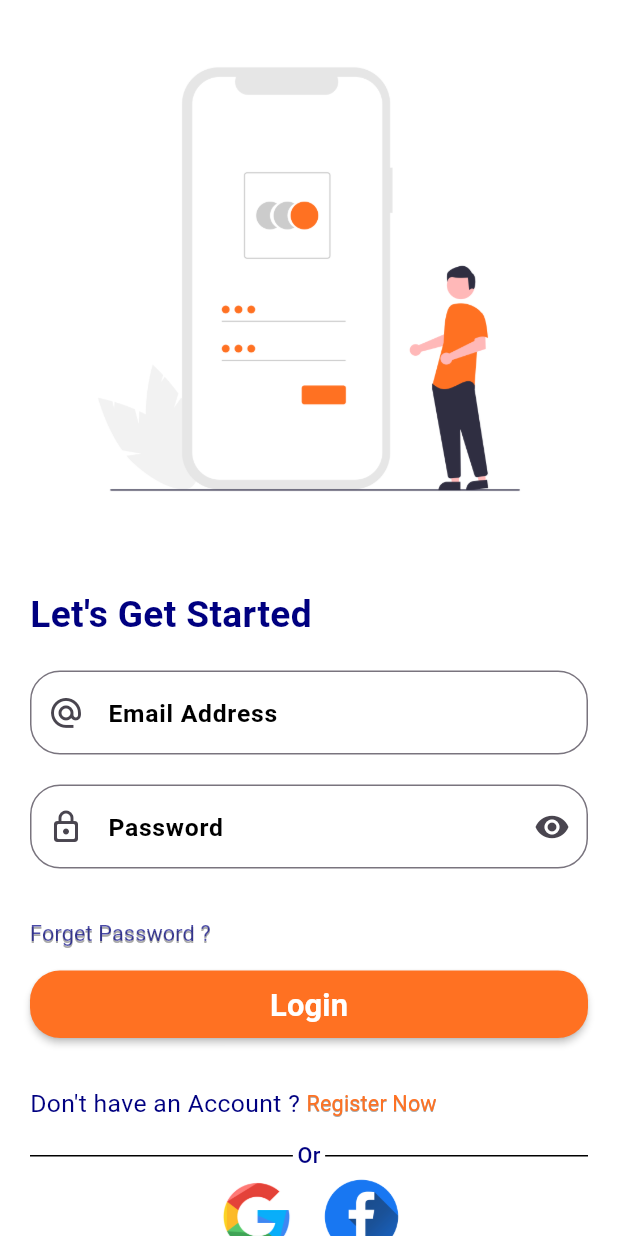
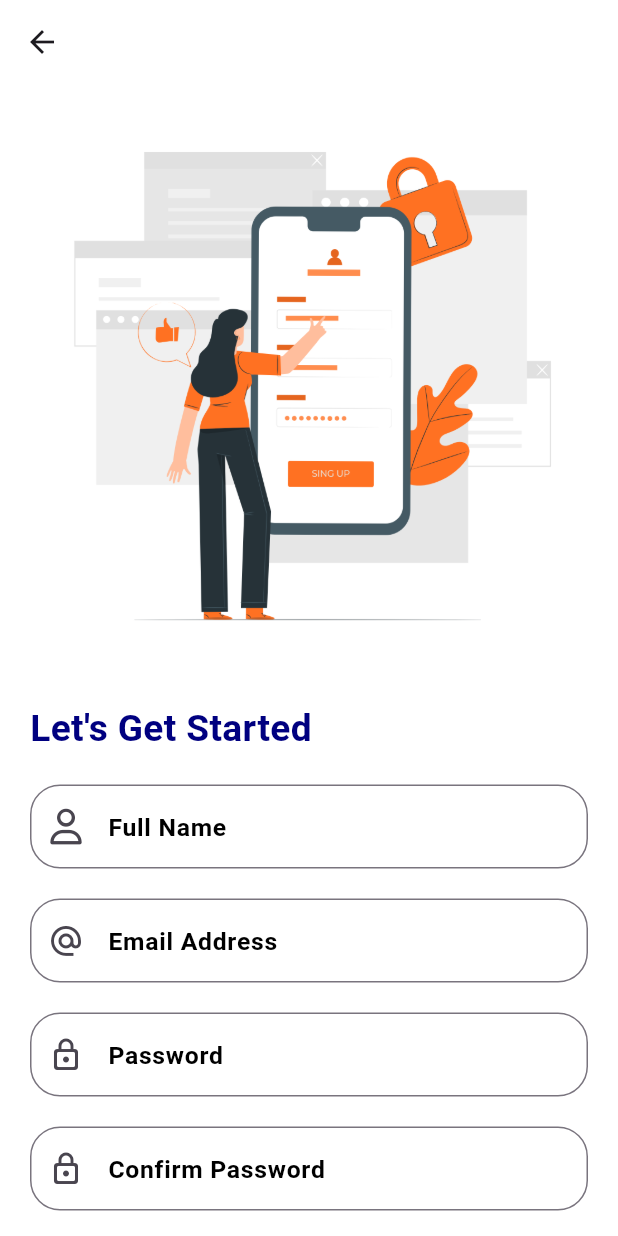
Before and after one commit to NawwarAlbadawi/Travanix-mobileApp, a Flutter app: the LoginScreenView screen opened by its route, after a tap on "Register Now", on a phone screen of 412 x 824 dp. Run offline on Flutter 3.47's test engine with Material 3 defaults, Android fonts, the light colour scheme and no system bars; our stand-ins replace flutter_bloc, font_awesome_flutter, go_router, shared_preferences, step_progress_indicator; accounts and stored records are empty; Roboto replaces fonts that are missing (Montserrat).

Commit message:
add sharedPreferences and creat RegisterScreen

```diff
--- /dev/null
+++ b/lib/Features/authentication/views/register.dart
@@ -0,0 +1,13 @@
+import 'package:flutter/material.dart';
+import 'package:travanix/Features/authentication/widgets/register_view_body.dart';
+class RegisterView extends StatelessWidget {
+  const RegisterView({super.key});
+
+  @override
+  Widget build(BuildContext context) {
+    return  Scaffold(
+      appBar: AppBar(),
+      body: RegisterViewBody(),
+    );
+  }
+}
--- a/lib/Features/authentication/widgets/login_screen_body.dart
+++ b/lib/Features/authentication/widgets/login_screen_body.dart
@@ -1,9 +1,11 @@
 import 'package:flutter/material.dart';
+import 'package:go_router/go_router.dart';
 
 import 'package:travanix/Features/authentication/widgets/password_form_field.dart';
 import 'package:travanix/Features/authentication/widgets/second_way_of_login.dart';
 import 'package:travanix/core/styles/app_colors.dart';
 import 'package:travanix/core/styles/app_text_styles.dart';
+import 'package:travanix/core/utils/routers.dart';
 import 'package:travanix/core/widgets/custom_material_button.dart';
 import 'package:travanix/core/widgets/custom_text_button.dart';
 import 'package:travanix/core/widgets/custom_text_form_field.dart';
@@ -59,8 +61,9 @@ class LoginScreenBody extends StatelessWidget {
                 const  SizedBox(height: 20,),
                 PasswordFormField(),
                 const   SizedBox(height: 20,),
-                const  CustomTextButton(
+                  CustomTextButton(
                   text: 'Forget Password ?',
+                  onPressed: (){},
 
                 ),
                 SizedBox(
@@ -78,7 +81,11 @@ class LoginScreenBody extends StatelessWidget {
                   children: [
                     Text('Don''\'t have an Account ? ',
                       style: AppTextStyles.styleRegular16(context),),
-                    const CustomTextButton(text: 'Register Now',
+                     CustomTextButton(
+                      onPressed: (){
+                        GoRouter.of(context).push(AppRouter.registerScreen);
+                      },
+                      text: 'Register Now',
                       textColor: basicColor,)
                   ],
                 ),
--- /dev/null
+++ b/lib/Features/authentication/widgets/register_view_body.dart
@@ -0,0 +1,153 @@
+import 'package:flutter/material.dart';
+import 'package:font_awesome_flutter/font_awesome_flutter.dart';
+import 'package:travanix/core/styles/app_text_styles.dart';
+import 'package:travanix/core/widgets/custom_material_button.dart';
+import 'package:travanix/core/widgets/custom_text_button.dart';
+import 'package:travanix/core/widgets/custom_text_form_field.dart';
+import 'package:travanix/generated/assets.dart';
+class RegisterViewBody extends StatefulWidget {
+   RegisterViewBody({super.key});
+
+  @override
+  State<RegisterViewBody> createState() => _RegisterViewBodyState();
+}
+
+class _RegisterViewBodyState extends State<RegisterViewBody> {
+  var  passwordController=TextEditingController();
+  var  emailController=TextEditingController();
+   var  confirmPasswordController=TextEditingController();
+  var  nameController=TextEditingController();
+   Icon ? suffixIcon;
+
+  @override
+  Widget build(BuildContext context) {
+    return  SingleChildScrollView(
+      child: Padding(
+        padding: const EdgeInsets.all(20.0),
+        child: Column(
+          crossAxisAlignment: CrossAxisAlignment.start,
+          children: [
+
+            AspectRatio(
+              aspectRatio: 1,
+              child: Container(
+                width: double.infinity,
+                decoration: const BoxDecoration(
+                    image:DecorationImage(
+                        image:AssetImage(
+                            Assets.imagesSignUp
+                        )
+                    )
+                ),
+              ),
+            ),
+            const SizedBox(height: 20,),
+            Text('Let''\'s Get Started',style:
+            AppTextStyles.styleSemiBold24(context), ),
+            const   SizedBox(height: 20,),
+            CustomTextFormField(
+              prefix:const Icon(FontAwesomeIcons.user),
+              controller:nameController ,
+              hintText: 'Full Name',
+              validator: (string)
+              {
+                if(string!.isEmpty)
+                {
+                  return 'Name must Not be Empty';
+                }
+                return null;
+              },
+
+            ),
+            const   SizedBox(height: 20,),
+            CustomTextFormField(
+              prefix:const Icon(Icons.alternate_email_outlined,),
+              controller:emailController ,
+              hintText: 'Email Address',
+              validator: (string)
+              {
+                if(string!.isEmpty)
+                {
+                  return 'Email must Not be Empty';
+                }
+                return 'dsfr';
+              },
+
+            ),
+            const  SizedBox(height: 20,),
+            CustomTextFormField(
+              prefix:const Icon(Icons.lock_outline_rounded,),
+              controller:passwordController ,
+              hintText: 'Password',
+
+              validator: (value)
+              {
+                if(value!.isEmpty)
+                {
+                  return 'Password must Not be Empty';
+                }
+                return null;
+              },
+              onChange: onChangedPassword,
+
+            ),
+            const   SizedBox(height: 20,),
+            CustomTextFormField(
+              prefix:const Icon(Icons.lock_outline_rounded,),
+              controller:confirmPasswordController ,
+              hintText: 'Confirm Password',
+              suffix: suffixIcon,
+              onChange: onChangedPassword,
+
+
+              validator: (string)
+              {
+                if(string!.isEmpty)
+                {
+                  return ' Confirm Password must Not be Empty';
+                }
+                else if (string!=passwordController.text)
+                  {
+                    return 'Confirm Password Doesn''\t Match';
+                  }
+                return null;
+              },
+
+            ),
+            const   SizedBox(height: 20,),
+
+            SizedBox(
+              width: double.infinity,
+              height: 45,
+              child: CustomMaterialButton(
+                onPressed: (){
+
+                },
+                text: 'Sign Up',
+                radius: 20,),
+            ),
+
+          ],
+        ),
+      ),
+    );
+  }
+
+  onChangedPassword(string){
+
+            if(confirmPasswordController.text==passwordController.text){
+              suffixIcon=const Icon(Icons.check_circle_outline,color: Colors.green,);
+
+
+
+            }
+            else {
+              suffixIcon=null;
+            }
+            setState(() {
+
+            });
+          }
+
+
+}
--- a/lib/Features/on_boarding/widgets/on_boarding_body.dart
+++ b/lib/Features/on_boarding/widgets/on_boarding_body.dart
@@ -6,6 +6,7 @@ import 'package:travanix/Features/on_boarding/widgets/on_boarding_body.dart';
 import 'package:travanix/Features/on_boarding/widgets/page_view_item.dart';
 import 'package:travanix/core/styles/app_colors.dart';
 import 'package:travanix/core/styles/app_text_styles.dart';
+import 'package:travanix/core/utils/cache_service.dart';
 import 'package:travanix/core/utils/routers.dart';
 import 'package:travanix/generated/assets.dart';
 class OnBoardingBody extends StatefulWidget {
@@ -61,9 +62,10 @@ class _OnBoardingBodyState extends State<OnBoardingBody> {
               width: 80,
               height: 80,
               child: FloatingActionButton(
-                onPressed: (){
+                onPressed: () async {
                   if(pageIndex==2)
                     {
+                     print(await CacheHelper.setInCacheHelper(value:true , key: 'onBoarding'));
                       GoRouter.of(context).pushReplacement(AppRouter.loginScreen);
                     }
                   else
--- a/lib/Features/splash_view/widgets/splash_view_body.dart
+++ b/lib/Features/splash_view/widgets/splash_view_body.dart
@@ -1,6 +1,7 @@
 import 'package:flutter/material.dart';
 import 'package:go_router/go_router.dart';
 import 'package:travanix/core/styles/app_text_styles.dart';
+import 'package:travanix/core/utils/cache_service.dart';
 import 'package:travanix/core/utils/routers.dart';
 import 'package:travanix/generated/assets.dart';
 class SplashViewBody extends StatefulWidget {
@@ -20,8 +21,15 @@ class _SplashViewBodyState extends State<SplashViewBody> with SingleTickerProvid
     Future.delayed(
       const Duration(seconds: 2),
         (){
-          GoRouter.of(context).push(AppRouter.onBoarding);
-        }
+        if(CacheHelper.getFromCacheHelper('onBoarding')!=null)
+          {
+
+            GoRouter.of(context).pushReplacement(AppRouter.loginScreen);
+          }
+        else
+          {
+          GoRouter.of(context).push(AppRouter.onBoarding);}
+          }
 
     );
 
--- a/lib/core/utils/routers.dart
+++ b/lib/core/utils/routers.dart
@@ -1,6 +1,7 @@
 import 'package:flutter/material.dart';
 import 'package:go_router/go_router.dart';
 import 'package:travanix/Features/authentication/views/login_screen.dart';
+import 'package:travanix/Features/authentication/views/register.dart';
 import 'package:travanix/Features/on_boarding/views/on_boarding_view.dart';
 import 'package:travanix/Features/splash_view/views/splash_view.dart';
 
@@ -10,6 +11,7 @@ abstract class AppRouter
    static const splashView ='/';
    static const onBoarding ='/OnBoarding';
    static const loginScreen ='/loginScreen';
+   static const registerScreen ='/registerScreen';
   static final  GoRouter router =  GoRouter(
     routes: <RouteBase>[
       GoRoute(
@@ -33,6 +35,14 @@ abstract class AppRouter
         },
 
       ),
+
+      GoRoute(
+        path:registerScreen ,
+        builder: (BuildContext context, GoRouterState state) {
+          return const RegisterView();
+        },
+
+      ),
     ],
 
   );
--- a/lib/core/widgets/custom_text_button.dart
+++ b/lib/core/widgets/custom_text_button.dart
@@ -3,15 +3,16 @@ import 'package:travanix/core/styles/app_colors.dart';
 import 'package:travanix/core/styles/app_text_styles.dart';
 class CustomTextButton extends StatelessWidget {
   const CustomTextButton({
-    super.key,  this.textColor, required this.text,
+    super.key,  this.textColor, required this.text, required this.onPressed,
   });
   final String  text;
   final Color ? textColor;
+  final Function () onPressed;
 
   @override
   Widget build(BuildContext context) {
     return TextButton(
-      onPressed: (){},
+      onPressed: onPressed,
 
       style: TextButton.styleFrom(
           shadowColor: Colors.black,
--- a/lib/core/widgets/custom_text_form_field.dart
+++ b/lib/core/widgets/custom_text_form_field.dart
@@ -8,7 +8,7 @@ class CustomTextFormField extends StatelessWidget {
   final Widget ? suffix;
   final Function (String ) ? onChange;
   final Function (String) ? onFieldSubmitted;
-  final String Function  ( String?s )?  validator;
+  final String ? Function  ( String? )?  validator;
   final TextEditingController controller;
   final bool ? isPassword;
   final String hintText;
--- a/lib/main.dart
+++ b/lib/main.dart
@@ -2,9 +2,13 @@ import 'package:flutter/material.dart';
 import 'package:flutter/services.dart';
 import 'package:travanix/Features/splash_view/views/splash_view.dart';
 import 'package:travanix/core/styles/app_styles.dart';
+import 'package:travanix/core/utils/cache_service.dart';
 import 'package:travanix/core/utils/routers.dart';
 
-void main() {
+void main() async {
+WidgetsFlutterBinding.ensureInitialized();
+
+  await CacheHelper.initSharedPreferences();
   runApp(const MyApp());
 }
 
--- a/pubspec.yaml
+++ b/pubspec.yaml
@@ -39,6 +39,7 @@ dependencies:
   go_router: ^13.2.4
   font_awesome_flutter: ^10.7.0
   flutter_bloc: ^8.1.5
+  shared_preferences: ^2.2.3
 
 dev_dependencies:
   flutter_test:
```
Also changed, not shown: lib/core/utils/cache_service.dart (added, +34 -0 lines), assets/images/signUp.png (added), lib/generated/assets.dart, pubspec.lock, 1 other file.
